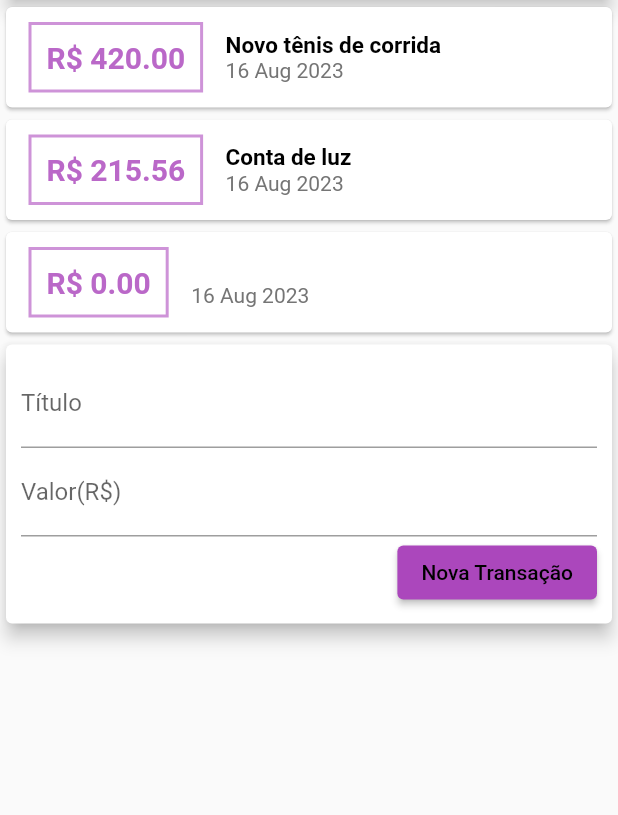
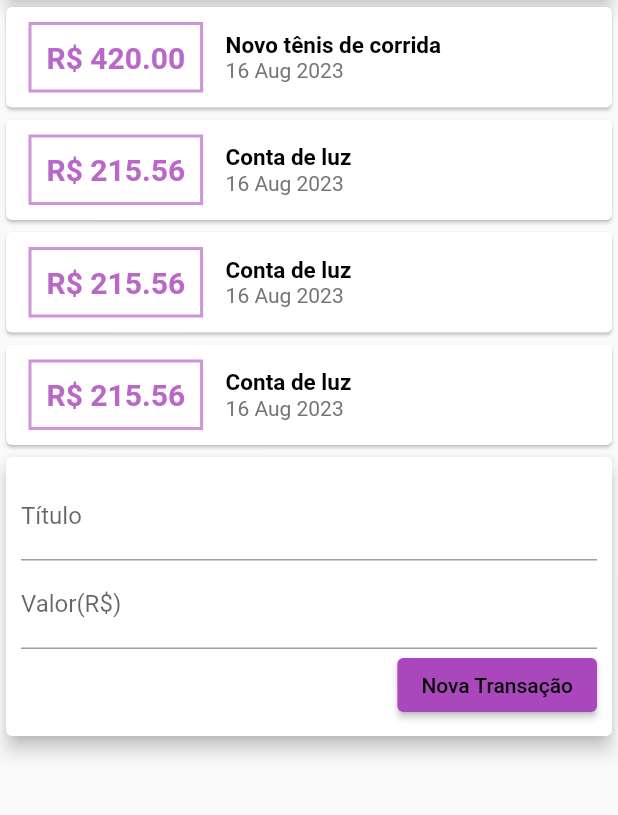
Before and after one commit to JuliaBianchi/curso_flutter, a Flutter app: the screen it shows after launch, after a tap on "Nova Transação", on a phone screen of 412 x 824 dp, the part 119-934 px from its top. Run offline on Flutter 3.47's test engine with Material 2 defaults, Android fonts, the phone set to English and light mode, and no system bars.

Commit message:
feat: Adicionando lista com rolagem scroll.

```diff
--- a/expenses/lib/components/transaction_list.dart
+++ b/expenses/lib/components/transaction_list.dart
@@ -9,7 +9,10 @@ class TransactionList extends StatelessWidget {
 
   @override
   Widget build(BuildContext context) {
-    return Column(
+    return Container(
+      height: 300,
+      child: SingleChildScrollView(
+        child: Column(
           children: transactions.map((tr) {
             return Card(
               child: Row(
@@ -55,6 +58,8 @@ class TransactionList extends StatelessWidget {
               ),
             );
           }).toList(),
+        ),
+      ),
     );
   }
 }
--- a/expenses/lib/components/transaction_user.dart
+++ b/expenses/lib/components/transaction_user.dart
@@ -17,6 +17,14 @@ class _TransactionUserState extends State<TransactionUser> {
   final _transactions = [
     Transaction(id: '1', title: 'Novo tênis de corrida', value: 420.00, date: DateTime.now()),
     Transaction(id: '2', title: 'Conta de luz', value: 215.56, date: DateTime.now()),
+    Transaction(id: '3', title: 'Conta de luz', value: 215.56, date: DateTime.now()),
+    Transaction(id: '4', title: 'Conta de luz', value: 215.56, date: DateTime.now()),
+    Transaction(id: '5', title: 'Conta de luz', value: 215.56, date: DateTime.now()),
+    Transaction(id: '6', title: 'Conta de luz', value: 215.56, date: DateTime.now()),
+    Transaction(id: '7', title: 'Conta de luz', value: 215.56, date: DateTime.now()),
+    Transaction(id: '8', title: 'Conta de luz', value: 215.56, date: DateTime.now()),
+    Transaction(id: '9', title: 'Conta de luz', value: 215.56, date: DateTime.now()),
+    Transaction(id: '10', title: 'Conta de luz', value: 215.56, date: DateTime.now()),
   ];
 
   _addTransaction(String title, double value){
--- a/expenses/lib/main.dart
+++ b/expenses/lib/main.dart
@@ -19,7 +19,8 @@ class MyHomePage extends StatelessWidget {
       appBar: AppBar(
         title: Text('Despesas Pessoais'),
       ),
-      body: Column(
+      body: SingleChildScrollView(
+        child: Column(
           crossAxisAlignment: CrossAxisAlignment.stretch,
           children: [
             Container(
@@ -32,6 +33,7 @@ class MyHomePage extends StatelessWidget {
             TransactionUser(),
           ],
         ),
+      ),
     );
   }
 }
```
Lines whose indentation alone changed are shown as unchanged.
